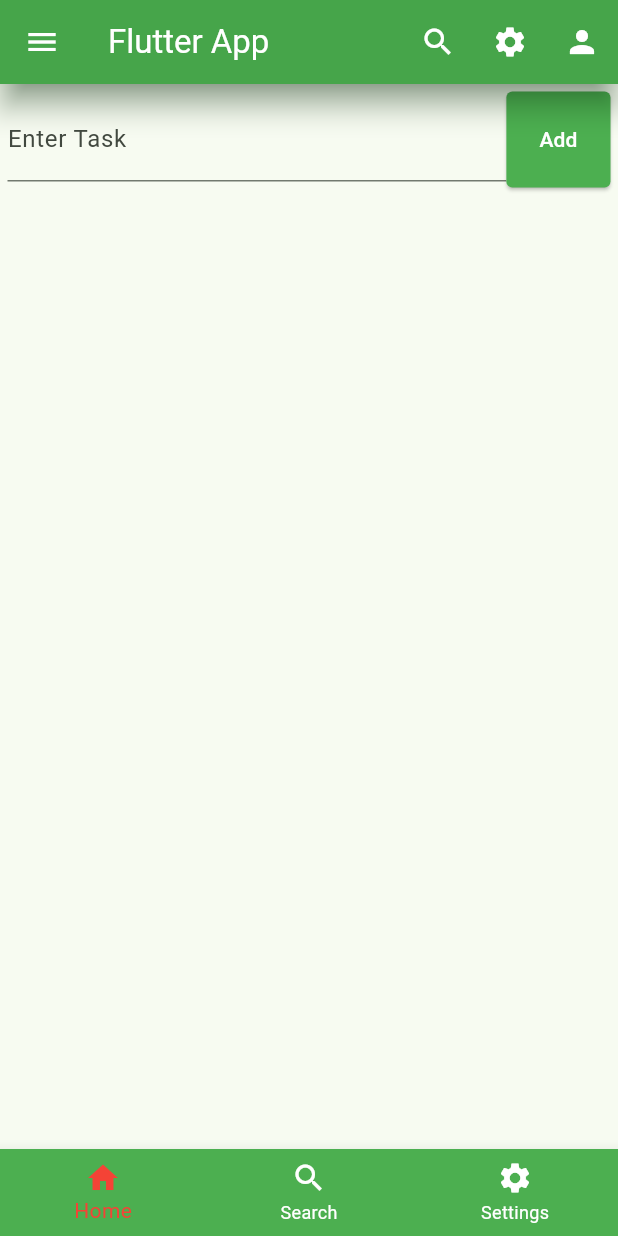
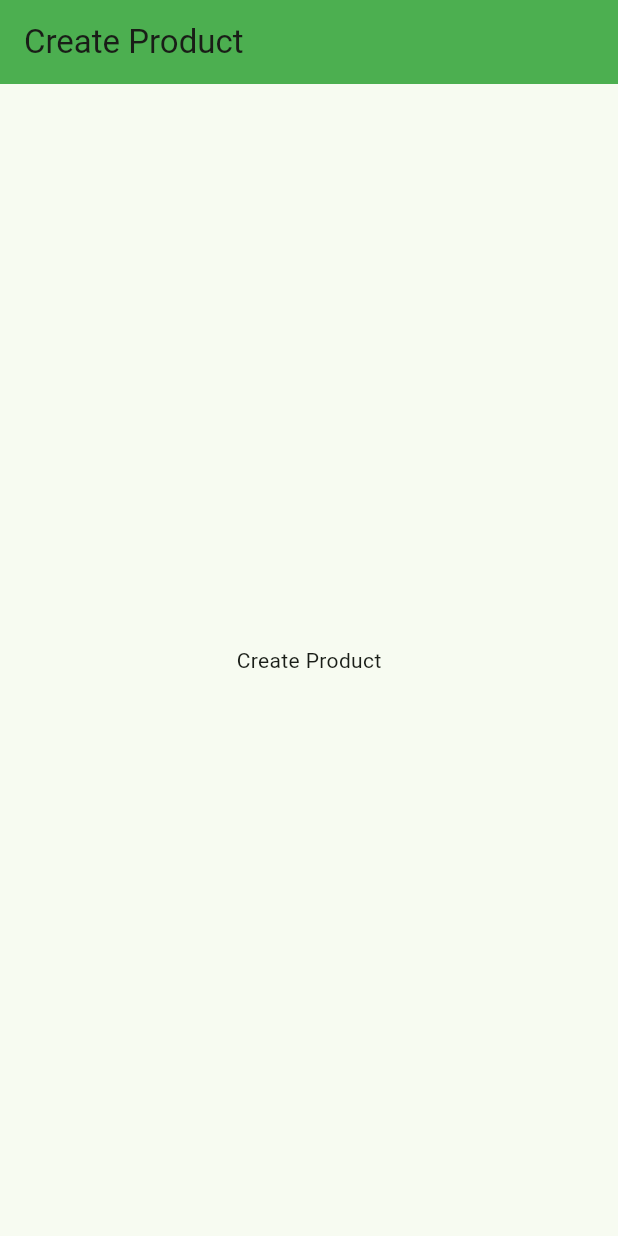
Before and after one commit to MdAnowarHosen/learn-flutter, a Flutter app: the screen it shows after launch, on a phone screen of 412 x 824 dp. Run offline on Flutter 3.47's test engine with Material 3 defaults, Android fonts, the phone set to English and light mode, and no system bars.

Commit message:
product crud

```diff
--- /dev/null
+++ b/lib/Screen/product_create_screen.dart
@@ -0,0 +1,23 @@
+import 'package:flutter/material.dart';
+
+class ProductCreateScreen extends StatefulWidget {
+  const ProductCreateScreen({super.key});
+
+  @override
+  State<ProductCreateScreen> createState() => _ProductCreateScreenState();
+}
+
+class _ProductCreateScreenState extends State<ProductCreateScreen> {
+  @override
+  Widget build(BuildContext context) {
+    return Scaffold(
+      appBar: AppBar(
+        title: Text("Create Product"),
+        backgroundColor: Colors.green,
+      ),
+      body: Stack(
+        children: [Container(child: Center(child: Text("Create Product")))],
+      ),
+    );
+  }
+}
--- a/lib/main.dart
+++ b/lib/main.dart
@@ -1,5 +1,5 @@
 import 'package:flutter/material.dart';
-import 'toDoPage.dart';
+import 'Screen/product_create_screen.dart';
 
 main() {
   runApp(const MyApp());
@@ -11,7 +11,7 @@ class MyApp extends StatelessWidget {
   @override
   Widget build(BuildContext context) {
     return MaterialApp(
-      home: ToDoApp(),
+      home: ProductCreateScreen(),
       debugShowCheckedModeBanner: false,
       theme: ThemeData(
         colorScheme: ColorScheme.fromSeed(seedColor: Colors.green),
--- a/lib/toDoPage.dart
+++ /dev/null
@@ -1,202 +0,0 @@
-import 'package:flutter/material.dart';
-
-import 'style.dart';
-
-class ToDoApp extends StatefulWidget {
-  @override
-  State<StatefulWidget> createState() {
-    return ToDoAppUI();
-  }
-}
-
-class ToDoAppUI extends State<ToDoApp> {
-  List lists = [];
-  var item = '';
-
-  setItem(value) {
-    setState(() {
-      item = value;
-    });
-  }
-
-  addList() {
-    setState(() {
-      lists.add({'item': item});
-    });
-  }
-
-  removeList(index) {
-    setState(() {
-      lists.removeAt(index);
-    });
-  }
-
-  @override
-  Widget build(BuildContext context) {
-    return Scaffold(
-      appBar: AppBar(
-        title: Text("Flutter App"),
-        backgroundColor: Colors.green,
-        foregroundColor: Colors.white,
-        elevation: 8.0,
-        shadowColor: Colors.green[900],
-        surfaceTintColor: Colors.green[900],
-        actions: [
-          IconButton(
-            onPressed: () {
-              MySnackBar("Search", context);
-            },
-            icon: Icon(Icons.search),
-            tooltip: 'Search',
-          ),
-          IconButton(
-            onPressed: () {
-              MySnackBar("Settings", context);
-            },
-            icon: Icon(Icons.settings),
-            tooltip: 'Settings',
-          ),
-          IconButton(
-            onPressed: () {
-              MySnackBar("Profile", context);
-            },
-            icon: Icon(Icons.person),
-            tooltip: 'Profile',
-          ),
-        ],
-      ),
-      bottomNavigationBar: BottomNavigationBar(
-        backgroundColor: Colors.green,
-        items: [
-          BottomNavigationBarItem(icon: Icon(Icons.home), label: "Home"),
-          BottomNavigationBarItem(icon: Icon(Icons.search), label: "Search"),
-          BottomNavigationBarItem(
-            icon: Icon(Icons.settings),
-            label: "Settings",
-          ),
-        ],
-
-        currentIndex: 0,
-        onTap: (int index) {
-          if (index == 0) {
-            MySnackBar("Home", context);
-          } else if (index == 1) {
-            MySnackBar("Search", context);
-          } else if (index == 2) {
-            MySnackBar("Settings", context);
-          }
-        },
-        selectedItemColor: Colors.red,
-        unselectedItemColor: Colors.white,
-      ),
-
-      drawer: Drawer(
-        backgroundColor: Colors.green[700],
-        // surfaceTintColor: Colors.green[900],
-        child: ListView(
-          children: [
-            DrawerHeader(
-              padding: EdgeInsets.zero,
-              child: UserAccountsDrawerHeader(
-                // decoration: BoxDecoration(color: Colors.green),
-                accountName: Text('Anowar Hosen'),
-                accountEmail: Text('anowarhosensoft@gmail.com'),
-                currentAccountPicture: CircleAvatar(
-                  backgroundImage: NetworkImage(
-                    'https://images.pexels.com/photos/220453/pexels-photo-220453.jpeg?auto=compress&cs=tinysrgb&w=1260&h=750&dpr=1',
-                  ),
-                ),
-                onDetailsPressed: () => {MySnackBar("Profile", context)},
-              ),
-            ),
-            ListTile(
-              title: Text("Home"),
-              leading: Icon(Icons.home),
-              iconColor: Colors.white,
-              textColor: Colors.white,
-              onTap: () {
-                MySnackBar("Home", context);
-              },
-            ),
-            ListTile(
-              title: Text("Search"),
-              leading: Icon(Icons.search),
-              iconColor: Colors.white,
-              textColor: Colors.white,
-              onTap: () {
-                MySnackBar("Search", context);
-              },
-            ),
-            ListTile(
-              title: Text("Settings"),
-              leading: Icon(Icons.settings),
-              iconColor: Colors.white,
-              textColor: Colors.white,
-              onTap: () {
-                MySnackBar("Settings", context);
-              },
-            ),
-            ListTile(
-              title: Text("About"),
-              leading: Icon(Icons.info),
-              iconColor: Colors.white,
-              textColor: Colors.white,
-              onTap: () {
-                MySnackBar("About", context);
-              },
-            ),
-          ],
-        ),
-      ),
-      body: Padding(
-        padding: EdgeInsets.all(5),
-        child: Column(
-          children: [
-            Row(
-              mainAxisAlignment: MainAxisAlignment.start,
-              children: [
-                Expanded(
-                  child: TextFormField(
-                    onChanged: (value) {
-                      setItem(value);
-                    },
-                    decoration: InputDecoration(labelText: 'Enter Task'),
-                  ),
-                ),
-                ElevatedButton(
-                  onPressed: () {
-                    addList();
-                  },
-                  child: Text('Add'),
-                  style: buttonStyle(),
-                ),
-              ],
-            ),
-
-            // list view
-            Expanded(
-              child: ListView.builder(
-                itemCount: lists.length,
-                itemBuilder: (context, index) {
-                  return ListTile(
-                    title: Text(lists[index]['item'].toString()),
-                    trailing: IconButton(
-                      icon: Icon(Icons.delete),
-                      onPressed: () {
-                        removeList(index);
-                      },
-                    ),
-                  );
-                },
-              ),
-            ),
-          ],
-        ),
-      ),
-    );
-  }
-}
-
-void MySnackBar(String message, BuildContext context) {
-  ScaffoldMessenger.of(context).showSnackBar(SnackBar(content: Text(message)));
-}
--- a/pubspec.yaml
+++ b/pubspec.yaml
@@ -34,6 +34,7 @@ dependencies:
   # The following adds the Cupertino Icons font to your application.
   # Use with the CupertinoIcons class for iOS style icons.
   cupertino_icons: ^1.0.8
+  http: ^1.4.0
 
 dev_dependencies:
   flutter_test:
```
Also changed, not shown: lib/RestApi/rest_client.dart (added), lib/Screen/product_gride_view_screen.dart (added), lib/Utility/utility.dart (added), lib/styles/style.dart (renamed from lib/style.dart), pubspec.lock.
